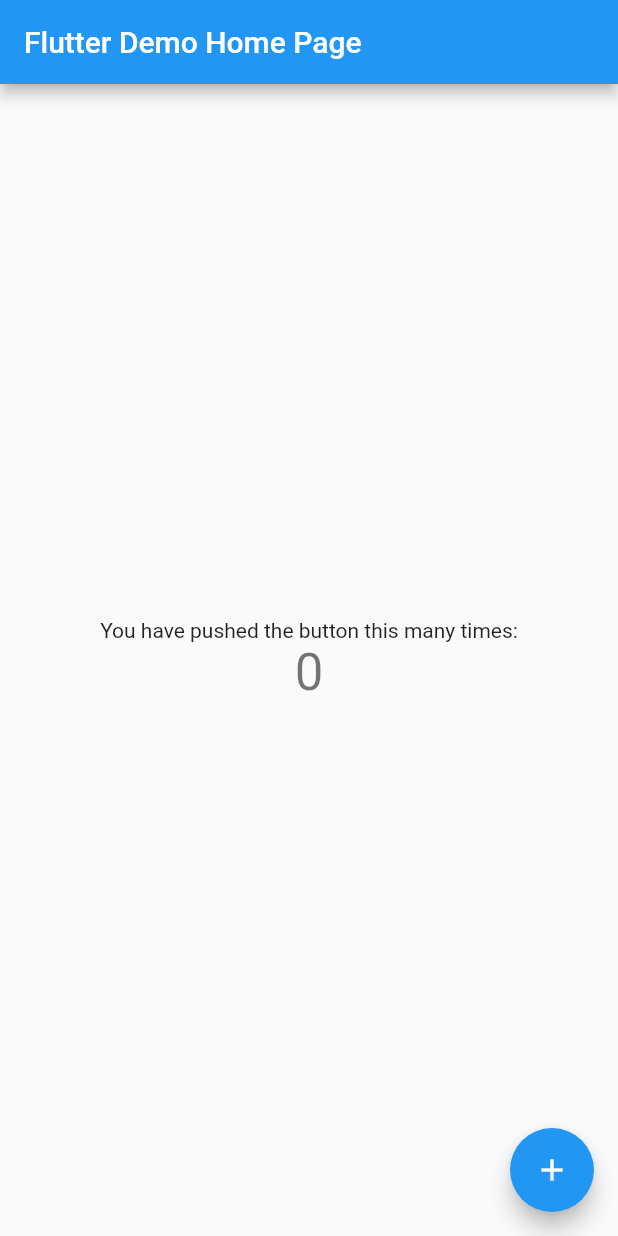
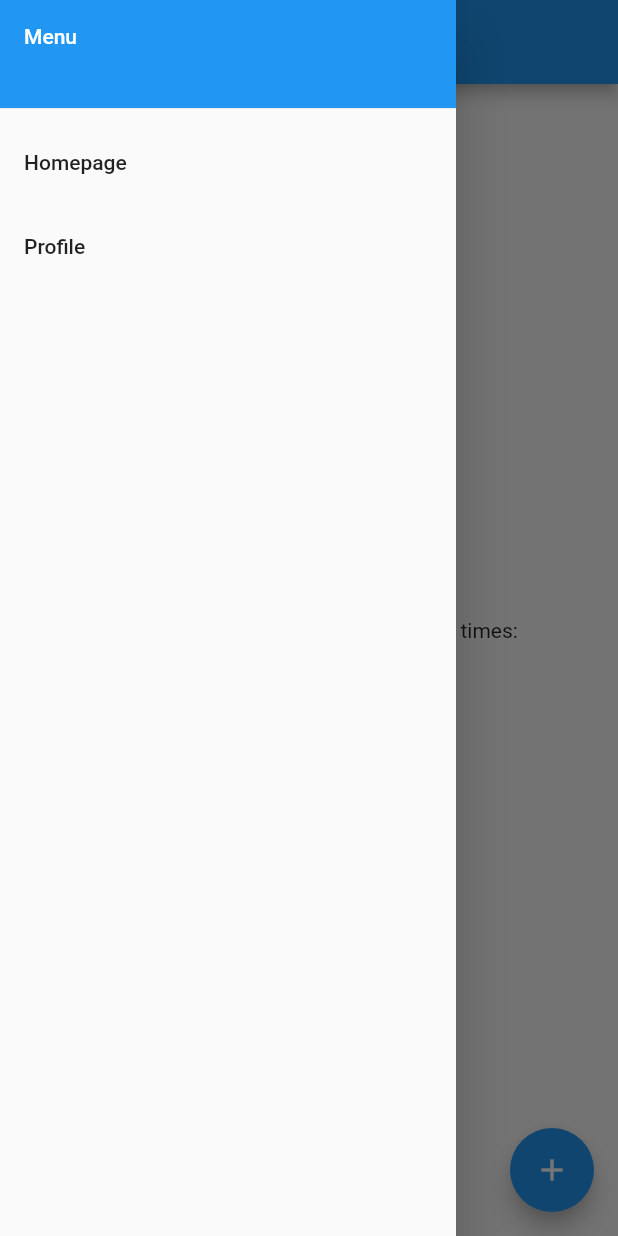
Before and after one commit to SyrianSam/UEE, a Flutter app: the screen it shows after launch, with the side drawer open (before the commit the screen has no drawer), on a phone screen of 412 x 824 dp. Run offline on Flutter 3.47's test engine with Material 2 defaults, Android fonts, the phone set to English and light mode, and no system bars.

```diff
--- a/lib/main.dart
+++ b/lib/main.dart
@@ -72,6 +72,33 @@ class _MyHomePageState extends State<MyHomePage> {
     // fast, so that you can just rebuild anything that needs updating rather
     // than having to individually change instances of widgets.
     return Scaffold(
+      drawer: Drawer(
+        child: ListView(padding: EdgeInsets.zero, children: <Widget>[
+          Container(
+            height: 80,
+            child: DrawerHeader(
+              child: Text(
+                'Menu',
+                style: TextStyle(color: Colors.white),
+              ),
+              decoration: BoxDecoration(color: Colors.blue),
+            ),
+          ),
+          ListTile(
+            title: Text('Homepage'),
+            onTap: () {
+              Navigator.push(
+                context,
+                MaterialPageRoute(builder: (context) => MyApp()),
+              );
+            },
+          ),
+          ListTile(
+            title: Text('Profile'),
+            onTap: () {},
+          )
+        ]),
+      ),
       appBar: AppBar(
         // Here we take the value from the MyHomePage object that was created by
         // the App.build method, and use it to set our appbar title.
```
Also changed, not shown: 1 other file.
